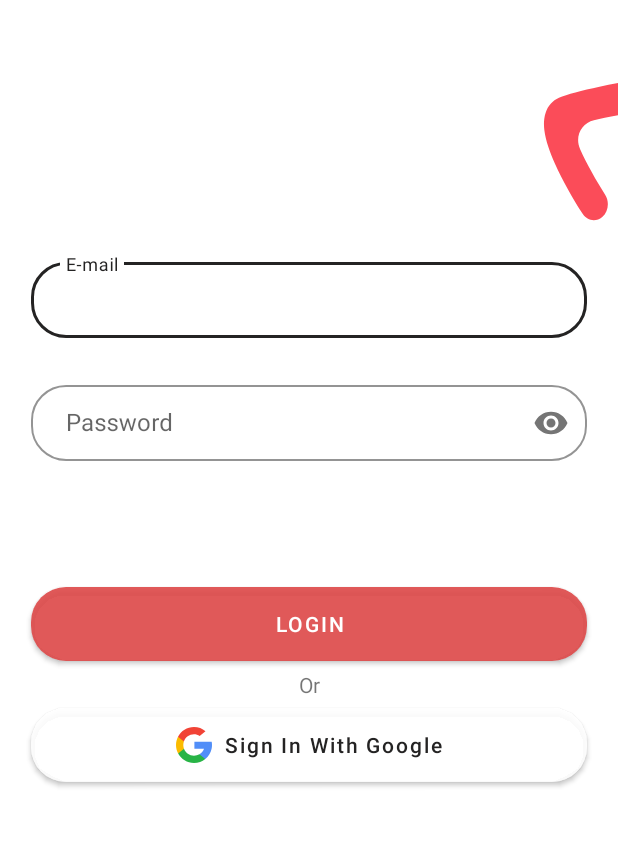
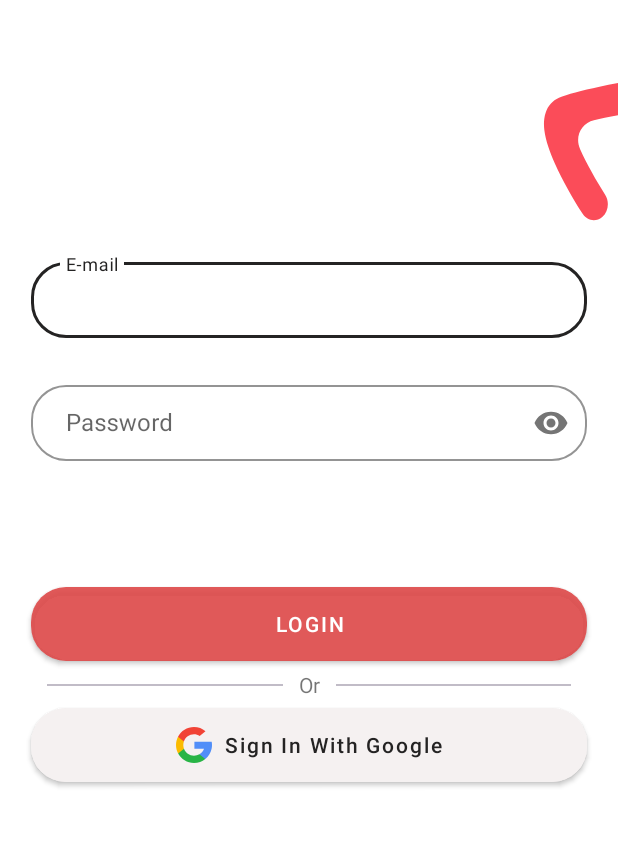
Before and after one commit to johancllau/Team2AkakomMobile, an Android app: the screen it shows after launch (LoginActivity), on a phone screen of 412 x 824 dp, the part 335-1182 px from its top. Run offline under Robolectric (Android 15) with nearby library versions, the phone set to English and light mode, and no system bars; our stand-ins replace Firebase (no records; nobody signed in at launch, a user with empty details on screens opened directly), sdp/ssp sizes.

Commit message:
add login with firebase auth -> googile sign in

```diff
--- a/app/src/main/java/com/neox/neoxdev/ecommerce/model/user/Data.kt
+++ b/app/src/main/java/com/neox/neoxdev/ecommerce/model/user/Data.kt
@@ -1,5 +1,4 @@
 package com.neox.neoxdev.ecommerce.model.user
-
 
 import com.google.gson.annotations.Expose
 import com.google.gson.annotations.SerializedName
--- a/app/src/main/java/com/neox/neoxdev/ecommerce/model/user/LoginResponse.kt
+++ b/app/src/main/java/com/neox/neoxdev/ecommerce/model/user/LoginResponse.kt
@@ -1,5 +1,4 @@
 package com.neox.neoxdev.ecommerce.model.user
-
 
 import com.google.gson.annotations.Expose
 import com.google.gson.annotations.SerializedName
--- a/app/src/main/java/com/neox/neoxdev/ecommerce/model/user/Profile.kt
+++ b/app/src/main/java/com/neox/neoxdev/ecommerce/model/user/Profile.kt
@@ -1,5 +1,4 @@
 package com.neox.neoxdev.ecommerce.model.user
-
 
 import com.google.gson.annotations.Expose
 import com.google.gson.annotations.SerializedName
--- a/app/src/main/java/com/neox/neoxdev/ecommerce/ui/activity/MainActivity.kt
+++ b/app/src/main/java/com/neox/neoxdev/ecommerce/ui/activity/MainActivity.kt
@@ -5,6 +5,7 @@ import androidx.appcompat.app.AppCompatActivity
 import android.os.Bundle
 import android.view.Menu
 import android.view.MenuItem
+import com.google.firebase.auth.FirebaseAuth
 import com.google.gson.Gson
 import com.neox.neoxdev.ecommerce.R
 import com.neox.neoxdev.ecommerce.model.user.Profile
@@ -45,6 +46,11 @@ class MainActivity : AppCompatActivity() {
         sharedPreferences.login = false
         sharedPreferences.userData = ""
 
+        val auth  = FirebaseAuth.getInstance()
+        if (auth.currentUser != null) {
+            auth.signOut()
+        }
+
         startActivity(
             Intent(this, LoginActivity::class.java)
         )
--- a/app/src/main/java/com/neox/neoxdev/ecommerce/ui/activity/SplashScreenActivity.kt
+++ b/app/src/main/java/com/neox/neoxdev/ecommerce/ui/activity/SplashScreenActivity.kt
@@ -4,6 +4,7 @@ import android.content.Intent
 import androidx.appcompat.app.AppCompatActivity
 import android.os.Bundle
 import android.os.Handler
+import com.google.firebase.auth.FirebaseAuth
 import com.neox.neoxdev.ecommerce.R
 import com.neox.neoxdev.ecommerce.util.SharedPreferencesStorage
 
@@ -12,7 +13,6 @@ class SplashScreenActivity : AppCompatActivity() {
     override fun onCreate(savedInstanceState: Bundle?) {
         super.onCreate(savedInstanceState)
         setContentView(R.layout.activity_splash_screen)
-
         val sharedPreferences = SharedPreferencesStorage(this)
 
         Handler().postDelayed({
@@ -27,6 +27,6 @@ class SplashScreenActivity : AppCompatActivity() {
                 )
                 finish()
             }
-        }, 2000)
+        }, 1500)
     }
 }
--- a/app/src/main/res/layout/activity_login.xml
+++ b/app/src/main/res/layout/activity_login.xml
@@ -146,7 +146,19 @@
                 app:layout_constraintStart_toStartOf="@id/imageViewLogoLogin"
                 app:layout_constraintEnd_toEndOf="@id/imageViewLogoLogin"
                 style="@style/AppTheme.ButtonLogin"
+                app:elevation="@dimen/_220sdp"
                 android:text="@string/text_label_login"/>
+
+            <View
+                android:layout_width="0dp"
+                android:layout_height="1dp"
+                android:layout_marginStart="@dimen/_8sdp"
+                android:layout_marginEnd="@dimen/_8sdp"
+                app:layout_constraintTop_toTopOf="@id/textViewLabelOr"
+                app:layout_constraintStart_toStartOf="@id/buttonLogin"
+                app:layout_constraintEnd_toStartOf="@id/textViewLabelOr"
+                app:layout_constraintBottom_toBottomOf="@id/textViewLabelOr"
+                android:background="#C1BCC7"/>
 
             <TextView
                 android:id="@+id/textViewLabelOr"
@@ -156,6 +168,17 @@
                 app:layout_constraintStart_toStartOf="@id/buttonLogin"
                 app:layout_constraintEnd_toEndOf="@id/buttonLogin"
                 android:text="@string/text_label_or" />
+
+            <View
+                android:layout_width="0dp"
+                android:layout_height="1dp"
+                android:layout_marginStart="@dimen/_8sdp"
+                android:layout_marginEnd="@dimen/_8sdp"
+                app:layout_constraintTop_toTopOf="@id/textViewLabelOr"
+                app:layout_constraintStart_toEndOf="@id/textViewLabelOr"
+                app:layout_constraintEnd_toEndOf="@id/buttonLogin"
+                app:layout_constraintBottom_toBottomOf="@id/textViewLabelOr"
+                android:background="#C1BCC7"/>
 
             <com.google.android.material.button.MaterialButton
                 android:id="@+id/buttonLoginGoogle"
@@ -170,14 +193,15 @@
                 app:layout_constraintBottom_toBottomOf="parent"
                 style="@style/Widget.MaterialComponents.Button"
                 app:cornerRadius="@dimen/_18sdp"
-                android:backgroundTint="#ADFFFFFF"
-                app:elevation="@dimen/_50sdp"
+                android:backgroundTint="#F5F1F1"
+                app:elevation="@dimen/_220sdp"
                 app:icon="@drawable/ic_signin_google"
                 app:iconGravity="textStart"
                 app:iconTint="@null"
                 android:text="@string/text_label_sign_in_with_google"
                 android:textColor="@color/blackWarm"
-                android:textAllCaps="false"/>
+                android:textAllCaps="false"
+                tools:targetApi="p" />
 
             <ProgressBar
                 android:id="@+id/progressBarLogin"
--- a/app/src/main/res/values/strings.xml
+++ b/app/src/main/res/values/strings.xml
@@ -17,6 +17,7 @@
 
 
     <string name="text_email_password_incorrect">Email/password incorrect</string>
+    <string name="text_internet_not_connect">Please make sure your internet connect to internet</string>
 
 
 </resources>
--- a/build.gradle
+++ b/build.gradle
@@ -1,7 +1,7 @@
 // Top-level build file where you can add configuration options common to all sub-projects/modules.
 
 buildscript {
-    ext.kotlin_version = '1.3.61'
+    ext.kotlin_version = '1.3.70'
     repositories {
         google()
         jcenter()
@@ -10,6 +10,7 @@ buildscript {
     dependencies {
         classpath 'com.android.tools.build:gradle:3.5.3'
         classpath "org.jetbrains.kotlin:kotlin-gradle-plugin:$kotlin_version"
+        classpath 'com.google.gms:google-services:4.3.3'
         // NOTE: Do not place your application dependencies here; they belong
         // in the individual module build.gradle files
     }
```
Also changed, not shown: app/build.gradle (+9 -0 lines), app/src/main/java/com/neox/neoxdev/ecommerce/ui/activity/LoginActivity.kt (+108 -20 lines), app/src/main/java/com/neox/neoxdev/ecommerce/util/Helper.kt (added, +12 -0 lines), app/src/main/res/drawable/ic_login_button.xml (deleted, +0 -12 lines), app/src/main/res/drawable/ic_password.xml (deleted, +0 -9 lines), app/src/main/res/drawable/ic_username.xml (deleted, +0 -12 lines), 2 other files.
